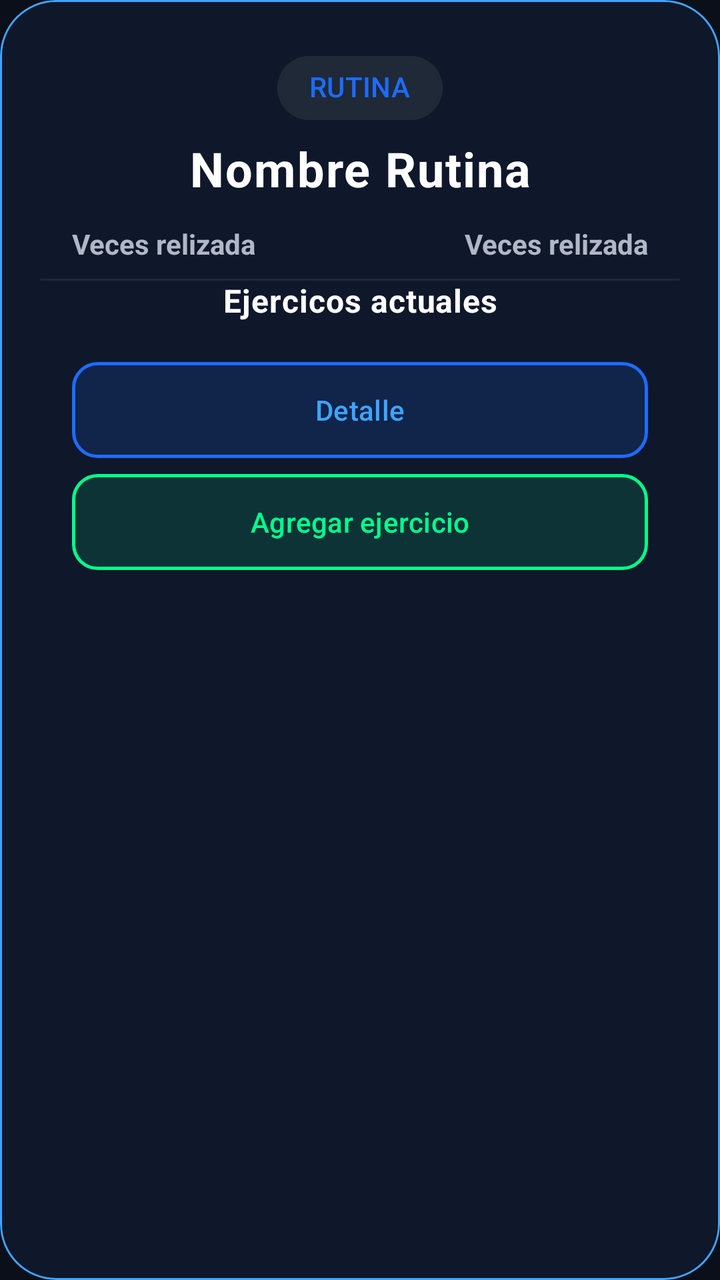
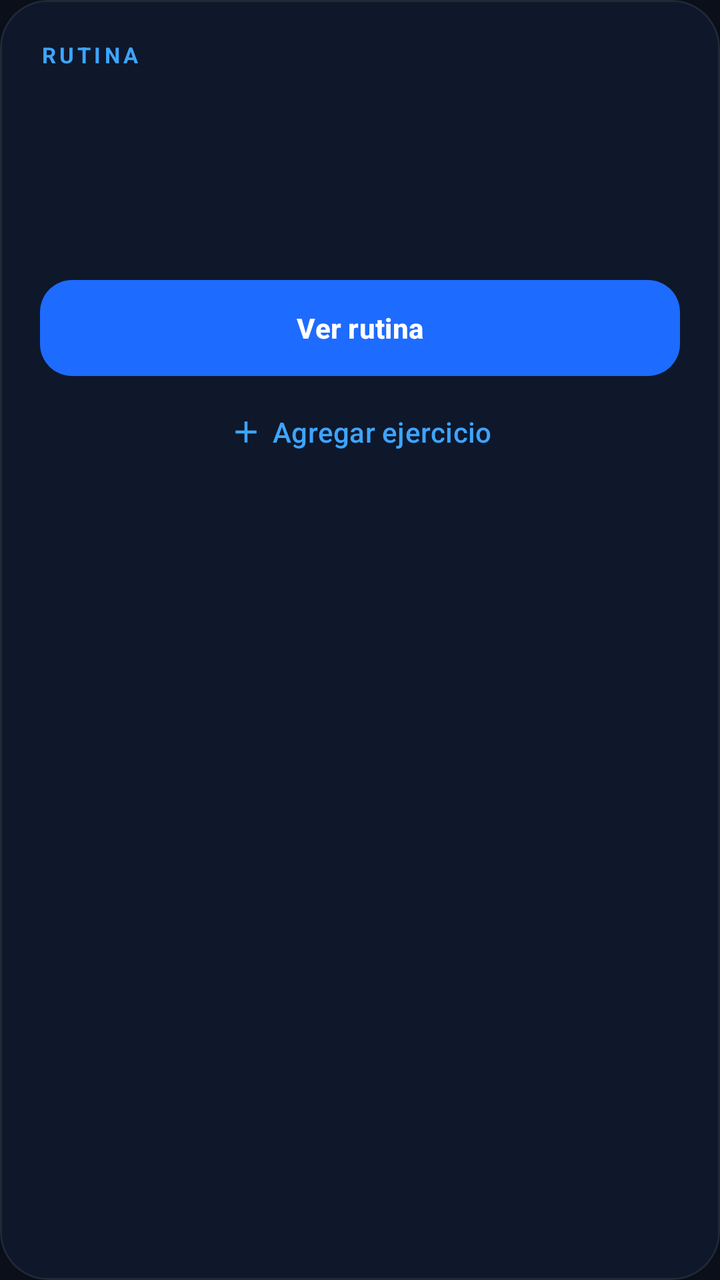

Two renders of the same Android screen: before a commit and after it. Below are the layout's source before the change and the commit's diff.
<!-- AndroidManifest.xml: application theme Theme.Marber -->
<!-- res/layout/item_rutina_home.xml -->
<?xml version="1.0" encoding="utf-8"?>
<com.google.android.material.card.MaterialCardView
    xmlns:android="http://schemas.android.com/apk/res/android"
    xmlns:app="http://schemas.android.com/apk/res-auto"
    xmlns:tools="http://schemas.android.com/tools"
    android:layout_width="match_parent"
    android:layout_height="wrap_content"
    android:layout_marginHorizontal="12dp"
    android:layout_marginVertical="8dp"
    app:cardCornerRadius="28dp"
    app:cardElevation="0dp"
    app:cardBackgroundColor="@color/marber_surface"
    app:strokeColor="@color/marber_border_highlight"
    app:strokeWidth="1dp">

    <androidx.constraintlayout.widget.ConstraintLayout
        android:layout_width="match_parent"
        android:layout_height="wrap_content"
        android:padding="20dp">

        <com.google.android.material.chip.Chip
            android:id="@+id/chip_rutina"
            android:layout_width="wrap_content"
            android:layout_height="wrap_content"
            android:text="@string/txt_rutina"
            android:textColor="@color/marber_primary"
            android:textStyle="bold"
            app:chipBackgroundColor="@color/marber_surface_alt"
            app:chipCornerRadius="24dp"
            app:layout_constraintEnd_toEndOf="parent"
            app:layout_constraintStart_toStartOf="parent"
            app:layout_constraintTop_toTopOf="parent" />

        <TextView
            android:id="@+id/titulo_card_rutina"
            android:layout_width="0dp"
            android:layout_height="wrap_content"
            android:gravity="center"
            android:letterSpacing="0.03"
            android:text="@string/txt_titulo_card_rutina"
            android:textColor="@color/marber_text_high"
            android:textSize="24sp"
            android:textStyle="bold"
            app:layout_constraintEnd_toEndOf="parent"
            app:layout_constraintStart_toStartOf="parent"
            app:layout_constraintTop_toBottomOf="@+id/chip_rutina" />

        <TextView
            android:id="@+id/subtitulo1_card"
            android:layout_width="wrap_content"
            android:layout_height="wrap_content"
            android:layout_marginStart="16dp"
            android:layout_marginTop="12dp"
            android:text="@string/txt_subtitulo1_card_rutina"
            android:textColor="@color/marber_text_medium"
            android:textStyle="bold"
            android:textSize="14sp"
            app:layout_constraintStart_toStartOf="parent"
            app:layout_constraintTop_toBottomOf="@id/titulo_card_rutina" />

        <TextView
            android:id="@+id/subtitulo2_card"
            android:layout_width="wrap_content"
            android:layout_height="wrap_content"
            android:layout_marginTop="12dp"
            android:layout_marginEnd="16dp"
            android:text="@string/txt_subtitulo1_card_rutina"
            android:textColor="@color/marber_text_medium"
            android:textStyle="bold"
            android:textSize="14sp"
            app:layout_constraintEnd_toEndOf="parent"
            app:layout_constraintTop_toBottomOf="@id/titulo_card_rutina" />

        <View
            android:id="@+id/divider"
            android:layout_width="0dp"
            android:layout_height="1dp"
            android:layout_marginTop="8dp"
            android:background="@color/marber_surface_alt"
            app:layout_constraintEnd_toEndOf="parent"
            app:layout_constraintHorizontal_bias="0.0"
            app:layout_constraintStart_toStartOf="parent"
            app:layout_constraintTop_toBottomOf="@id/subtitulo2_card" />

        <TextView
            android:id="@+id/subtitulo_ftos_rutina"
            android:layout_width="0dp"
            android:layout_height="wrap_content"
            android:layout_marginTop="@dimen/space_small"
            android:gravity="center"
            android:text="@string/txt_subtitulo_ftos_rutina"
            android:textColor="@color/marber_text_high"
            android:textStyle="bold"
            android:textSize="16sp"
            android:letterSpacing="0.02"
            app:layout_constraintStart_toStartOf="parent"
            app:layout_constraintEnd_toEndOf="parent"
            app:layout_constraintTop_toBottomOf="@id/subtitulo2_card" />

        <androidx.recyclerview.widget.RecyclerView
            android:id="@+id/rv_ejercicios"
            android:layout_width="0dp"
            android:layout_height="wrap_content"
            android:layout_marginTop="12dp"
            android:layout_marginBottom="12dp"
            android:paddingHorizontal="4dp"
            android:paddingBottom="8dp"
            app:layout_constraintTop_toBottomOf="@id/subtitulo_ftos_rutina"
            app:layout_constraintStart_toStartOf="parent"
            app:layout_constraintEnd_toEndOf="parent"/>

        <com.google.android.material.button.MaterialButton
            android:id="@+id/btn_detalle_rutina"
            android:layout_width="0dp"
            android:layout_marginStart="16dp"
            android:layout_marginEnd="16dp"
            android:layout_marginBottom="8dp"
            android:text="@string/txt_btn_detalle"
            android:layout_height="wrap_content"
            android:background="@drawable/btn_glass_primary"
            android:textColor="@color/marber_primary_light"
            android:elevation="12dp"
            app:backgroundTint="@null"
            app:layout_constraintTop_toBottomOf="@id/rv_ejercicios"
            app:layout_constraintStart_toStartOf="parent"
            app:layout_constraintEnd_toEndOf="parent" />

        <com.google.android.material.button.MaterialButton
            android:id="@+id/btn_agregar_ejercicio"
            style="@style/Widget.Material3.Button.OutlinedButton"
            android:layout_width="0dp"
            android:layout_height="wrap_content"
            android:layout_marginHorizontal="16dp"
            android:layout_marginTop="8dp"
            android:layout_marginBottom="8dp"
            android:background="@drawable/btn_glass_succes"
            android:elevation="12dp"
            android:text="@string/agregar_ejercicio"
            android:textColor="@color/marber_success"
            app:backgroundTint="@null"
            app:layout_constraintBottom_toBottomOf="parent"
            app:layout_constraintEnd_toEndOf="parent"
            app:layout_constraintStart_toStartOf="parent"
            app:layout_constraintTop_toBottomOf="@id/btn_detalle_rutina" />
    </androidx.constraintlayout.widget.ConstraintLayout>

</com.google.android.material.card.MaterialCardView>
<!-- resources referenced by this layout -->
<resources>
  <color name="marber_border_highlight">#3DA5FF</color>
  <color name="marber_primary">#1E6BFF</color>
  <color name="marber_primary_light">#3DA5FF</color>
  <color name="marber_success">#00FF8C</color>
  <color name="marber_surface">#0F172A</color>
  <color name="marber_surface_alt">#1F2937</color>
  <color name="marber_text_high">#FFFFFF</color>
  <color name="marber_text_medium">#B0B8C5</color>
  <dimen name="space_small">8dp</dimen>
  <!-- drawable btn_glass_primary (drawable) -->
  <?xml version="1.0" encoding="utf-8"?>
  <shape xmlns:android="http://schemas.android.com/apk/res/android">
  
      <solid android:color="#261E6BFF"/>
  
      <stroke
          android:width="1.5dp"
          android:color="@color/marber_primary"/>
  
      <corners android:radius="12dp"/>
  
  </shape>
  <!-- drawable btn_glass_succes (drawable) -->
  <?xml version="1.0" encoding="utf-8"?>
  <shape xmlns:android="http://schemas.android.com/apk/res/android">
  
      <solid android:color="#1F00FF8C"/>
  
      <stroke
          android:width="1.5dp"
          android:color="@color/marber_success"/>
  
      <corners android:radius="12dp"/>
  
  </shape>
  <string name="agregar_ejercicio">Agregar ejercicio</string>
  <string name="txt_btn_detalle">Detalle</string>
  <string name="txt_rutina">"RUTINA"</string>
  <string name="txt_subtitulo1_card_rutina">"Veces relizada"</string>
  <string name="txt_subtitulo_ftos_rutina">Ejercicos actuales</string>
  <string name="txt_titulo_card_rutina">Nombre Rutina</string>
  <style name="Theme.Marber" parent="Base.Theme.Marber" />
  <style name="Base.Theme.Marber" parent="Platform.Theme.Marber">
          <item name="colorPrimary">@color/marber_primary</item>
          <item name="colorOnPrimary">@color/marber_primary_light</item>
          <item name="colorSurface">@color/marber_surface</item>
          <item name="colorOnSurface">@color/marber_text_high</item>
          <item name="colorOnSurfaceVariant">@color/marber_text_medium</item>
          <item name="colorOutline">@color/marber_surface_alt</item>
          <item name="colorOnBackground">@color/marber_text_high</item>
          <item name="android:colorBackground">@color/marber_background</item>
          <item name="android:windowBackground">@color/marber_background</item>
          <item name="colorError">@color/marber_error</item>
          <item name="colorOnError">@color/marber_error</item>
          <item name="android:textColorPrimary">@color/marber_text_high</item>
          <item name="android:textColorSecondary">@color/marber_text_medium</item>
          <item name="android:statusBarColor">@color/marber_background</item>
          <item name="android:navigationBarColor">@color/marber_background</item>
          <item name="android:windowLightStatusBar">false</item>
      </style>
  <style name="Platform.Theme.Marber" parent="Theme.Material3.DayNight.NoActionBar" />
  <color name="marber_background">#0A0F1A</color>
  <color name="marber_error">#FF6B6B</color>
</resources>

<!-- the commit's change to res/layout/item_rutina_home.xml (unified diff, before → after) -->
@@ -1,147 +1,35 @@
 <?xml version="1.0" encoding="utf-8"?>
-<com.google.android.material.card.MaterialCardView
-    xmlns:android="http://schemas.android.com/apk/res/android"
+<com.google.android.material.card.MaterialCardView xmlns:android="http://schemas.android.com/apk/res/android"
     xmlns:app="http://schemas.android.com/apk/res-auto"
-    xmlns:tools="http://schemas.android.com/tools"
-    android:layout_width="match_parent"
-    android:layout_height="wrap_content"
-    android:layout_marginHorizontal="12dp"
-    android:layout_marginVertical="8dp"
-    app:cardCornerRadius="28dp"
-    app:cardElevation="0dp"
-    app:cardBackgroundColor="@color/marber_surface"
-    app:strokeColor="@color/marber_border_highlight"
-    app:strokeWidth="1dp">
-
-    <androidx.constraintlayout.widget.ConstraintLayout
-        android:layout_width="match_parent"
-        android:layout_height="wrap_content"
-        android:padding="20dp">
-
-        <com.google.android.material.chip.Chip
-            android:id="@+id/chip_rutina"
-            android:layout_width="wrap_content"
-            android:layout_height="wrap_content"
-            android:text="@string/txt_rutina"
-            android:textColor="@color/marber_primary"
-            android:textStyle="bold"
-            app:chipBackgroundColor="@color/marber_surface_alt"
-            app:chipCornerRadius="24dp"
-            app:layout_constraintEnd_toEndOf="parent"
-            app:layout_constraintStart_toStartOf="parent"
-            app:layout_constraintTop_toTopOf="parent" />
-
-        <TextView
-            android:id="@+id/titulo_card_rutina"
-            android:layout_width="0dp"
-            android:layout_height="wrap_content"
-            android:gravity="center"
-            android:letterSpacing="0.03"
-            android:text="@string/txt_titulo_card_rutina"
-            android:textColor="@color/marber_text_high"
-            android:textSize="24sp"
-            android:textStyle="bold"
-            app:layout_constraintEnd_toEndOf="parent"
-            app:layout_constraintStart_toStartOf="parent"
-            app:layout_constraintTop_toBottomOf="@+id/chip_rutina" />
-
-        <TextView
-            android:id="@+id/subtitulo1_card"
-            android:layout_width="wrap_content"
-            android:layout_height="wrap_content"
-            android:layout_marginStart="16dp"
-            android:layout_marginTop="12dp"
-            android:text="@string/txt_subtitulo1_card_rutina"
-            android:textColor="@color/marber_text_medium"
-            android:textStyle="bold"
-            android:textSize="14sp"
-            app:layout_constraintStart_toStartOf="parent"
-            app:layout_constraintTop_toBottomOf="@id/titulo_card_rutina" />
-
-        <TextView
-            android:id="@+id/subtitulo2_card"
-            android:layout_width="wrap_content"
-            android:layout_height="wrap_content"
-            android:layout_marginTop="12dp"
-            android:layout_marginEnd="16dp"
-            android:text="@string/txt_subtitulo1_card_rutina"
-            android:textColor="@color/marber_text_medium"
-            android:textStyle="bold"
-            android:textSize="14sp"
-            app:layout_constraintEnd_toEndOf="parent"
-            app:layout_constraintTop_toBottomOf="@id/titulo_card_rutina" />
-
-        <View
-            android:id="@+id/divider"
-            android:layout_width="0dp"
-            android:layout_height="1dp"
-            android:layout_marginTop="8dp"
-            android:background="@color/marber_surface_alt"
-            app:layout_constraintEnd_toEndOf="parent"
-            app:layout_constraintHorizontal_bias="0.0"
-            app:layout_constraintStart_toStartOf="parent"
-            app:layout_constraintTop_toBottomOf="@id/subtitulo2_card" />
-
-        <TextView
-            android:id="@+id/subtitulo_ftos_rutina"
-            android:layout_width="0dp"
-            android:layout_height="wrap_content"
-            android:layout_marginTop="@dimen/space_small"
-            android:gravity="center"
-            android:text="@string/txt_subtitulo_ftos_rutina"
-            android:textColor="@color/marber_text_high"
-            android:textStyle="bold"
-            android:textSize="16sp"
-            android:letterSpacing="0.02"
-            app:layout_constraintStart_toStartOf="parent"
-            app:layout_constraintEnd_toEndOf="parent"
-            app:layout_constraintTop_toBottomOf="@id/subtitulo2_card" />
-
-        <androidx.recyclerview.widget.RecyclerView
-            android:id="@+id/rv_ejercicios"
-            android:layout_width="0dp"
-            android:layout_height="wrap_content"
-            android:layout_marginTop="12dp"
-            android:layout_marginBottom="12dp"
-            android:paddingHorizontal="4dp"
-            android:paddingBottom="8dp"
-            app:layout_constraintTop_toBottomOf="@id/subtitulo_ftos_rutina"
-            app:layout_constraintStart_toStartOf="parent"
-            app:layout_constraintEnd_toEndOf="parent"/>
-
-        <com.google.android.material.button.MaterialButton
-            android:id="@+id/btn_detalle_rutina"
-            android:layout_width="0dp"
-            android:layout_marginStart="16dp"
-            android:layout_marginEnd="16dp"
-            android:layout_marginBottom="8dp"
-            android:text="@string/txt_btn_detalle"
-            android:layout_height="wrap_content"
-            android:background="@drawable/btn_glass_primary"
-            android:textColor="@color/marber_primary_light"
-            android:elevation="12dp"
-            app:backgroundTint="@null"
-            app:layout_constraintTop_toBottomOf="@id/rv_ejercicios"
-            app:layout_constraintStart_toStartOf="parent"
-            app:layout_constraintEnd_toEndOf="parent" />
-
-        <com.google.android.material.button.MaterialButton
-            android:id="@+id/btn_agregar_ejercicio"
-            style="@style/Widget.Material3.Button.OutlinedButton"
-            android:layout_width="0dp"
-            android:layout_height="wrap_content"
-            android:layout_marginHorizontal="16dp"
-            android:layout_marginTop="8dp"
-            android:layout_marginBottom="8dp"
-            android:background="@drawable/btn_glass_succes"
-            android:elevation="12dp"
-            android:text="@string/agregar_ejercicio"
-            android:textColor="@color/marber_success"
-            app:backgroundTint="@null"
-            app:layout_constraintBottom_toBottomOf="parent"
-            app:layout_constraintEnd_toEndOf="parent"
-            app:layout_constraintStart_toStartOf="parent"
-            app:layout_constraintTop_toBottomOf="@id/btn_detalle_rutina" />
-    </androidx.constraintlayout.widget.ConstraintLayout>
-
+    android:layout_width="match_parent" android:layout_height="wrap_content"
+    android:layout_marginStart="20dp" android:layout_marginEnd="20dp" android:layout_marginBottom="20dp"
+    app:cardCornerRadius="24dp" app:cardElevation="0dp" app:cardBackgroundColor="@color/marber_surface"
+    app:strokeColor="@color/marber_border" app:strokeWidth="1dp">
+    <LinearLayout android:layout_width="match_parent" android:layout_height="wrap_content" android:orientation="vertical"
+        android:paddingTop="20dp" android:paddingBottom="12dp">
+        <TextView android:layout_width="match_parent" android:layout_height="wrap_content"
+            android:layout_marginStart="20dp" android:layout_marginEnd="20dp"
+            android:text="@string/txt_rutina" android:textSize="11sp" android:letterSpacing="0.16"
+            android:textColor="@color/marber_primary_light" android:textStyle="bold" />
+        <TextView android:id="@+id/titulo_card_rutina" android:layout_width="match_parent" android:layout_height="wrap_content"
+            android:layout_marginStart="20dp" android:layout_marginEnd="20dp" android:layout_marginTop="6dp"
+            android:textSize="26sp" android:textStyle="bold" android:textColor="@color/marber_text_high" />
+        <LinearLayout android:layout_width="match_parent" android:layout_height="wrap_content" android:orientation="horizontal"
+            android:layout_marginStart="20dp" android:layout_marginEnd="20dp" android:layout_marginTop="8dp">
+            <TextView android:id="@+id/subtitulo1_card" android:layout_width="0dp" android:layout_weight="1"
+                android:layout_height="wrap_content" android:textSize="12sp" android:textColor="@color/marber_text_medium" />
+            <TextView android:id="@+id/subtitulo2_card" android:layout_width="wrap_content" android:layout_height="wrap_content"
+                android:textSize="12sp" android:textColor="@color/marber_text_medium" />
+        </LinearLayout>
+        <androidx.recyclerview.widget.RecyclerView android:id="@+id/rv_ejercicios" android:layout_width="match_parent"
+            android:layout_height="wrap_content" android:layout_marginTop="20dp" android:paddingStart="12dp"
+            android:paddingEnd="12dp" android:clipToPadding="false" />
+        <com.google.android.material.button.MaterialButton android:id="@+id/btn_detalle_rutina"
+            style="@style/Widget.Marber.Button.Primary" android:layout_width="match_parent" android:layout_height="wrap_content"
+            android:layout_marginStart="20dp" android:layout_marginEnd="20dp" android:layout_marginTop="16dp"
+            android:text="@string/ver_rutina" />
+        <com.google.android.material.button.MaterialButton android:id="@+id/btn_agregar_ejercicio" app:icon="@drawable/ic_add" app:iconSize="18dp" app:iconGravity="textStart"
+            style="@style/Widget.Marber.Button.Quiet" android:layout_width="match_parent" android:layout_height="wrap_content"
+            android:layout_marginStart="20dp" android:layout_marginEnd="20dp" android:text="@string/agregar_ejercicio" />
+    </LinearLayout>
 </com.google.android.material.card.MaterialCardView>
<!-- resource entries referenced after the edit -->
@@ -1,50 +1,38 @@
 <!-- resources referenced by this layout -->
 <resources>
-  <color name="marber_border_highlight">#3DA5FF</color>
+  <color name="marber_border">#1F2937</color>
   <color name="marber_primary">#1E6BFF</color>
   <color name="marber_primary_light">#3DA5FF</color>
-  <color name="marber_success">#00FF8C</color>
   <color name="marber_surface">#0F172A</color>
   <color name="marber_surface_alt">#1F2937</color>
   <color name="marber_text_high">#FFFFFF</color>
   <color name="marber_text_medium">#B0B8C5</color>
-  <dimen name="space_small">8dp</dimen>
-  <!-- drawable btn_glass_primary (drawable) -->
-  <?xml version="1.0" encoding="utf-8"?>
-  <shape xmlns:android="http://schemas.android.com/apk/res/android">
-  
-      <solid android:color="#261E6BFF"/>
-  
-      <stroke
-          android:width="1.5dp"
-          android:color="@color/marber_primary"/>
-  
-      <corners android:radius="12dp"/>
-  
-  </shape>
-  <!-- drawable btn_glass_succes (drawable) -->
-  <?xml version="1.0" encoding="utf-8"?>
-  <shape xmlns:android="http://schemas.android.com/apk/res/android">
-  
-      <solid android:color="#1F00FF8C"/>
-  
-      <stroke
-          android:width="1.5dp"
-          android:color="@color/marber_success"/>
-  
-      <corners android:radius="12dp"/>
-  
-  </shape>
+  <!-- drawable ic_add (drawable) -->
+  <vector xmlns:android="http://schemas.android.com/apk/res/android" android:width="24dp" android:height="24dp" android:viewportWidth="24" android:viewportHeight="24"><path android:fillColor="#FFFFFFFF" android:pathData="M19,13H13V19H11V13H5V11H11V5H13V11H19Z" /></vector>
   <string name="agregar_ejercicio">Agregar ejercicio</string>
-  <string name="txt_btn_detalle">Detalle</string>
   <string name="txt_rutina">"RUTINA"</string>
-  <string name="txt_subtitulo1_card_rutina">"Veces relizada"</string>
-  <string name="txt_subtitulo_ftos_rutina">Ejercicos actuales</string>
-  <string name="txt_titulo_card_rutina">Nombre Rutina</string>
+  <string name="ver_rutina">Ver rutina</string>
+  <style name="Widget.Marber.Button.Primary" parent="Widget.Material3.Button">
+          <item name="backgroundTint">@color/marber_primary</item>
+          <item name="android:textColor">@color/marber_text_high</item>
+          <item name="cornerRadius">16dp</item>
+          <item name="android:minHeight">56dp</item>
+          <item name="android:textAllCaps">false</item>
+          <item name="android:textStyle">bold</item>
+          <item name="rippleColor">#40FFFFFF</item>
+      </style>
+  <style name="Widget.Marber.Button.Quiet" parent="Widget.Material3.Button.TextButton">
+          <item name="android:textColor">@color/marber_primary_light</item>
+          <item name="iconTint">@color/marber_primary_light</item>
+          <item name="android:minHeight">48dp</item>
+          <item name="android:textAllCaps">false</item>
+          <item name="cornerRadius">12dp</item>
+          <item name="rippleColor">#203DA5FF</item>
+      </style>
   <style name="Theme.Marber" parent="Base.Theme.Marber" />
   <style name="Base.Theme.Marber" parent="Platform.Theme.Marber">
           <item name="colorPrimary">@color/marber_primary</item>
-          <item name="colorOnPrimary">@color/marber_primary_light</item>
+          <item name="colorOnPrimary">@color/marber_text_high</item>
           <item name="colorSurface">@color/marber_surface</item>
           <item name="colorOnSurface">@color/marber_text_high</item>
           <item name="colorOnSurfaceVariant">@color/marber_text_medium</item>
@@ -53,7 +41,7 @@
           <item name="android:colorBackground">@color/marber_background</item>
           <item name="android:windowBackground">@color/marber_background</item>
           <item name="colorError">@color/marber_error</item>
-          <item name="colorOnError">@color/marber_error</item>
+          <item name="colorOnError">@color/marber_background</item>
           <item name="android:textColorPrimary">@color/marber_text_high</item>
           <item name="android:textColorSecondary">@color/marber_text_medium</item>
           <item name="android:statusBarColor">@color/marber_background</item>
